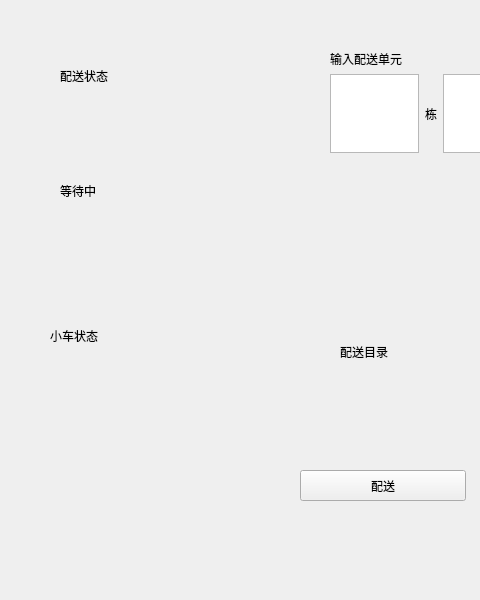
Qt form src/UI/zhujiang.ui (123CHENJINHUA/zhujiang_ws) before a commit; both pictures show x 0 to 480 and y 0 to 600 of the 800 by 600 pixel window.
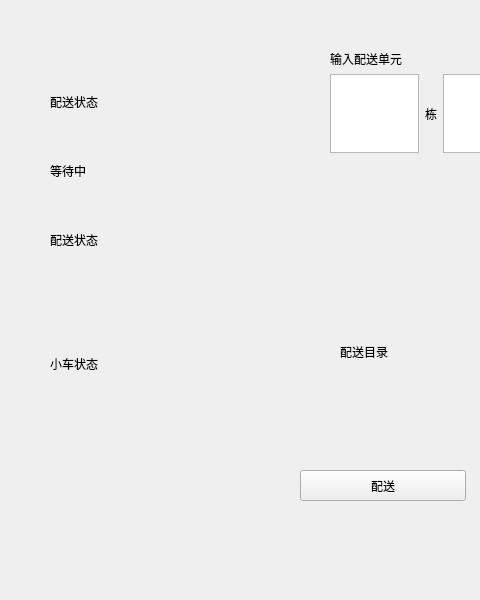
The same form after that commit.

```diff
--- a/src/UI/zhujiang.ui
+++ b/src/UI/zhujiang.ui
@@ -125,32 +125,6 @@
      <string>配送目录</string>
     </property>
    </widget>
-   <widget class="QLabel" name="label_6">
-    <property name="geometry">
-     <rect>
-      <x>60</x>
-      <y>90</y>
-      <width>241</width>
-      <height>201</height>
-     </rect>
-    </property>
-    <property name="text">
-     <string>等待中</string>
-    </property>
-   </widget>
-   <widget class="QLabel" name="label_5">
-    <property name="geometry">
-     <rect>
-      <x>60</x>
-      <y>60</y>
-      <width>158</width>
-      <height>31</height>
-     </rect>
-    </property>
-    <property name="text">
-     <string>配送状态</string>
-    </property>
-   </widget>
    <widget class="QLabel" name="label_8">
     <property name="geometry">
      <rect>
@@ -164,31 +138,64 @@
      <string/>
     </property>
    </widget>
-   <widget class="QLabel" name="label_10">
+   <widget class="QWidget" name="verticalLayoutWidget_2">
     <property name="geometry">
      <rect>
       <x>50</x>
-      <y>320</y>
-      <width>158</width>
-      <height>31</height>
-     </rect>
-    </property>
-    <property name="text">
-     <string>小车状态</string>
-    </property>
-   </widget>
-   <widget class="QLabel" name="label_11">
-    <property name="geometry">
-     <rect>
-      <x>40</x>
-      <y>350</y>
-      <width>241</width>
+      <y>70</y>
+      <width>231</width>
       <height>201</height>
      </rect>
     </property>
-    <property name="text">
-     <string/>
+    <layout class="QVBoxLayout" name="verticalLayout_2">
+     <item>
+      <widget class="QLabel" name="label_5">
+       <property name="text">
+        <string>配送状态</string>
+       </property>
+      </widget>
+     </item>
+     <item>
+      <widget class="QLabel" name="label_6">
+       <property name="text">
+        <string>等待中</string>
+       </property>
+      </widget>
+     </item>
+     <item>
+      <widget class="QLabel" name="label_12">
+       <property name="text">
+        <string>配送状态</string>
+       </property>
+      </widget>
+     </item>
+    </layout>
+   </widget>
+   <widget class="QWidget" name="verticalLayoutWidget_3">
+    <property name="geometry">
+     <rect>
+      <x>50</x>
+      <y>310</y>
+      <width>231</width>
+      <height>221</height>
+     </rect>
     </property>
+    <layout class="QVBoxLayout" name="verticalLayout_3">
+     <item>
+      <widget class="QLabel" name="label_10">
+       <property name="text">
+        <string>小车状态</string>
+       </property>
+      </widget>
+     </item>
+     <item>
+      <widget class="QLabel" name="label_11">
+       <property name="text">
+        <string/>
+       </property>
+      </widget>
+     </item>
+    </layout>
    </widget>
   </widget>
   <widget class="QMenuBar" name="menubar">
```
